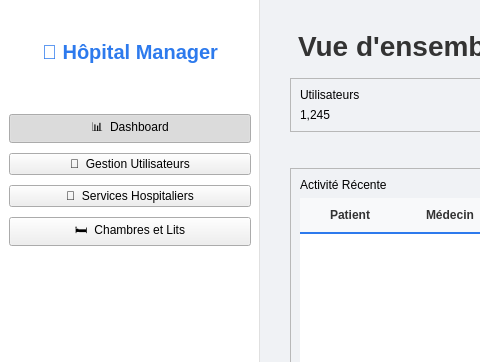
The window that admindashboard.ui (itsmeefatiha/hospital-management-cpp-gui) describes before a commit, drawn with Qt 5; both pictures show x 0 to 480 and y 0 to 362 of the 1200 by 800 pixel window.
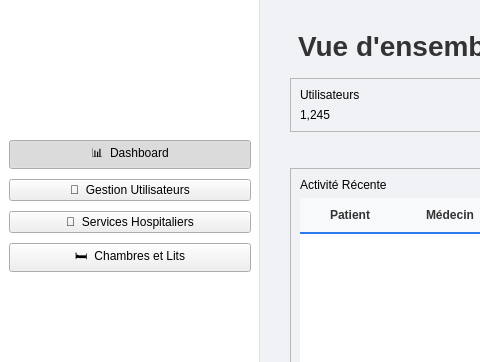
The same window after the commit.

Patch:
```diff
--- a/admindashboard.ui
+++ b/admindashboard.ui
@@ -101,10 +101,34 @@
        <property name="topMargin">
         <number>30</number>
        </property>
-       <item>
+       <item alignment="Qt::AlignmentFlag::AlignHCenter">
         <widget class="QLabel" name="label_app_name">
+         <property name="sizePolicy">
+          <sizepolicy hsizetype="Preferred" vsizetype="Preferred">
+           <horstretch>0</horstretch>
+           <verstretch>0</verstretch>
+          </sizepolicy>
+         </property>
+         <property name="minimumSize">
+          <size>
+           <width>70</width>
+           <height>70</height>
+          </size>
+         </property>
+         <property name="maximumSize">
+          <size>
+           <width>100</width>
+           <height>100</height>
+          </size>
+         </property>
+         <property name="styleSheet">
+          <string notr="true"/>
+         </property>
          <property name="text">
-          <string>🏥 Hôpital Manager</string>
+          <string/>
+         </property>
+         <property name="scaledContents">
+          <bool>true</bool>
          </property>
          <property name="alignment">
           <set>Qt::AlignmentFlag::AlignCenter</set>
```
Left out of the diff: 118 changed lines with no effect on the pictures.
